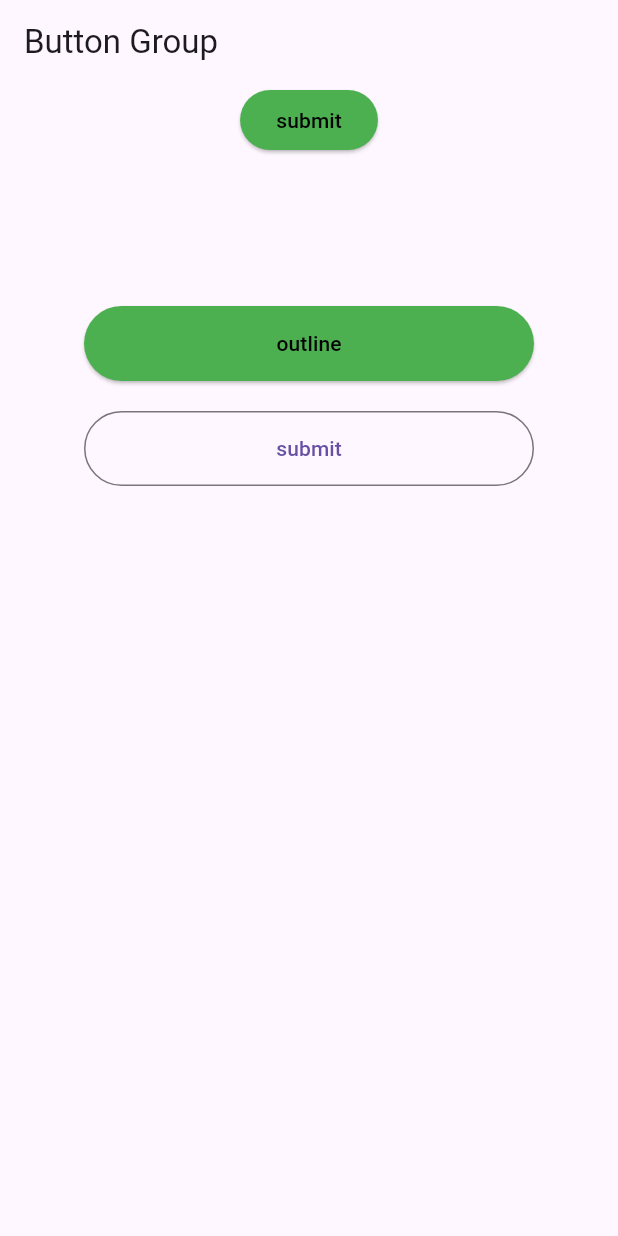
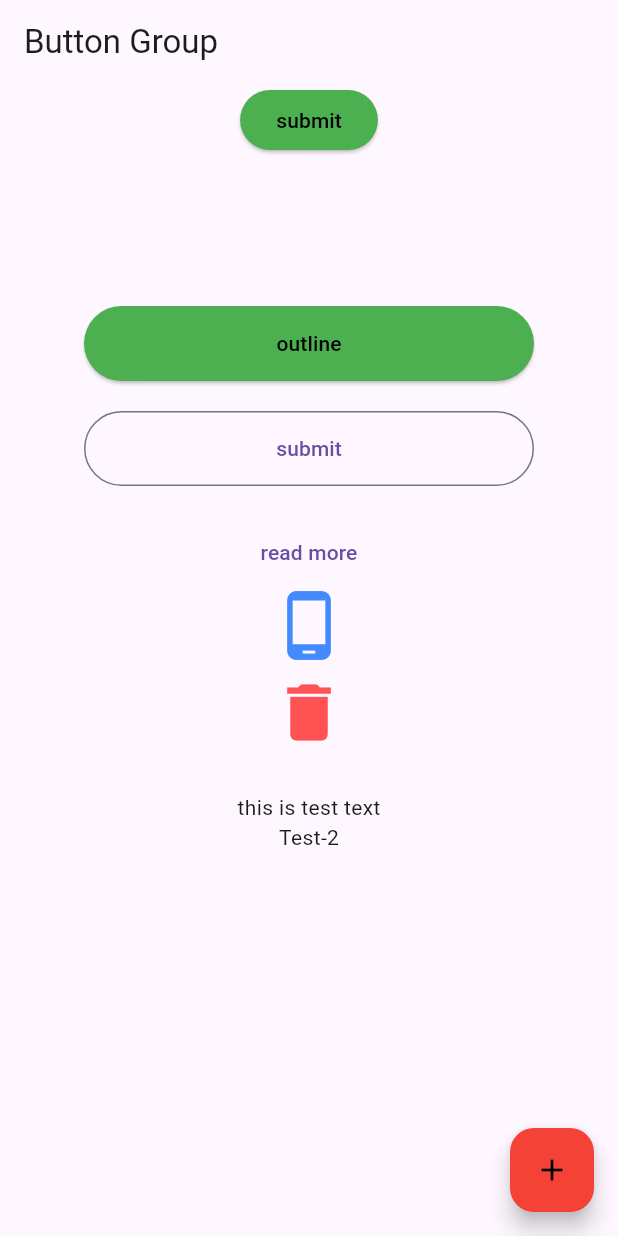
Before and after one commit to suyabamin/-flutter-class-ostad, a Flutter app: the screen it shows after launch, on a phone screen of 412 x 824 dp. Run offline on Flutter 3.47's test engine with Material 3 defaults, Android fonts, the phone set to English and light mode, and no system bars.

Commit message:
added 2 new button

```diff
--- a/lib/morule_7/calss_2_button.dart
+++ b/lib/morule_7/calss_2_button.dart
@@ -50,16 +50,61 @@ class Buttongrp extends StatelessWidget {
             ),
 
             //outline button
-            SizedBox(height: 20,),
+            SizedBox(height: 20,),  //for spacing
             SizedBox(
               height: 50,
                 width: 300,
 
                 child: OutlinedButton(onPressed: (){},
                     child:Text('submit'))),
+
+            //text button
+            SizedBox(height: 20,),  //for spacing
+            TextButton(onPressed: (){
+              print('read more');
+            }, child: Text('read more')),
+           ///icon
+            Icon(Icons.phone_android,size: 50,color:Colors.blueAccent,),
+            //icon button
+            IconButton(onPressed: (){}, icon:Icon(Icons.delete,color:Colors.redAccent,size: 50,)),
+            SizedBox(height: 20,),
+
+      ///gester detector onpress
+           GestureDetector(
+              onTap:(){
+                print('single tap');
+              } ,
+                onDoubleTap: (){
+                print('double tap');
+                },
+                onLongPress: (){
+                print('long press');
+                },
+                child: Text('this is test text')),
+
+            //it is more usefull for onpress or tap
+            InkWell(
+                onTap:(){
+                  print('single tap');
+                } ,
+                onDoubleTap: (){
+                  print('double tap');
+                },
+                onLongPress: (){
+                  print('long press');
+                },
+                child: Text('Test-2')),
+
           ],
         ),
       ),
+      floatingActionButton:FloatingActionButton(
+          backgroundColor: Colors.red,
+          foregroundColor: Colors.black,
+          child: Icon(Icons.add),
+          onPressed: (){
+            print('adding floation action button');
+          }),
     );
   }
 }
```
